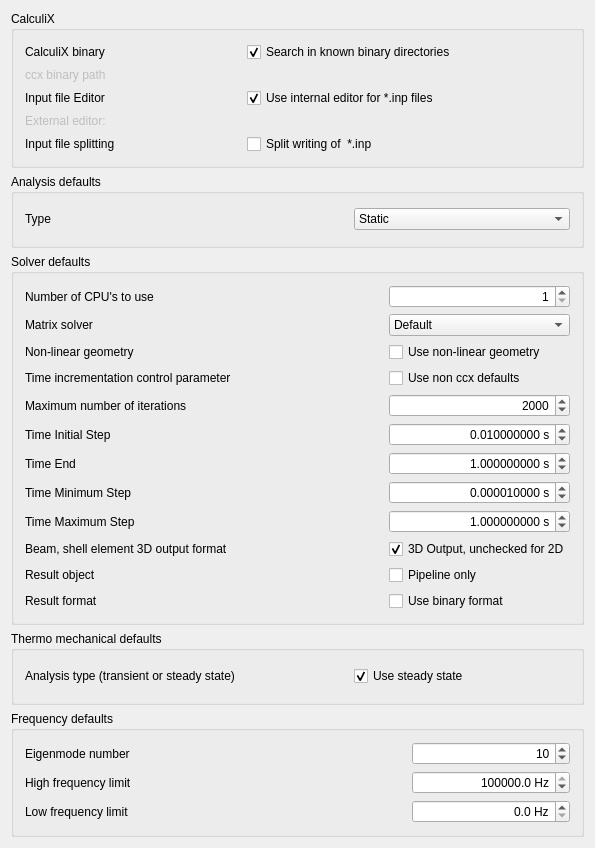
Qt form src/Mod/Fem/Gui/DlgSettingsFemCcx.ui (southseact-3d/fcd) before a commit.
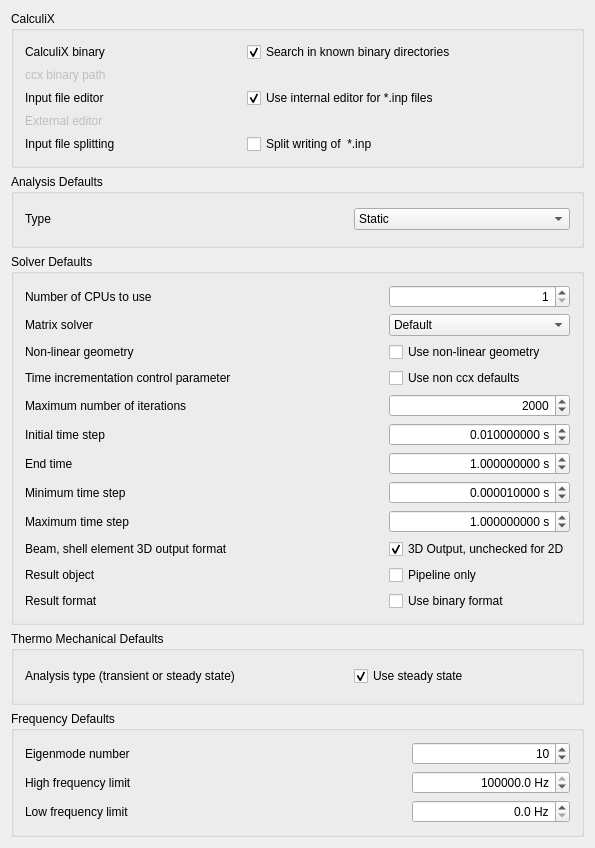
The same form after that commit. Icons and pictures are not drawn. Custom widgets are drawn as their Qt base class.

Patch:
```diff
--- a/src/Mod/Fem/Gui/DlgSettingsFemCcx.ui
+++ b/src/Mod/Fem/Gui/DlgSettingsFemCcx.ui
@@ -116,7 +116,7 @@
         <item row="4" column="0">
          <widget class="QLabel" name="l_editor">
           <property name="text">
-           <string>Input file Editor</string>
+           <string>Input file editor</string>
           </property>
          </widget>
         </item>
@@ -148,7 +148,7 @@
            </size>
           </property>
           <property name="text">
-           <string>External editor:</string>
+           <string>External editor</string>
           </property>
          </widget>
         </item>
@@ -199,7 +199,7 @@
    <item>
     <widget class="QGroupBox" name="gb_02_analysis_param">
      <property name="title">
-      <string>Analysis defaults</string>
+      <string>Analysis Defaults</string>
      </property>
      <layout class="QHBoxLayout" name="horizontalLayout_3">
       <item>
@@ -283,7 +283,7 @@
    <item>
     <widget class="QGroupBox" name="gb_03_solver_param">
      <property name="title">
-      <string>Solver defaults</string>
+      <string>Solver Defaults</string>
      </property>
      <layout class="QHBoxLayout" name="horizontalLayout_1">
       <item>
@@ -304,14 +304,14 @@
         <item row="5" column="0">
          <widget class="QLabel" name="l_ccx_initial_time_step">
           <property name="text">
-           <string>Time Initial Step</string>
+           <string>Initial time step</string>
           </property>
          </widget>
         </item>
         <item row="6" column="0">
          <widget class="QLabel" name="l_ccx_analysis_time">
           <property name="text">
-           <string>Time End</string>
+           <string>End time</string>
           </property>
          </widget>
         </item>
@@ -334,7 +334,7 @@
         <item row="0" column="0">
          <widget class="QLabel" name="l_ccx_numcpu">
           <property name="text">
-           <string>Number of CPU's to use</string>
+           <string>Number of CPUs to use</string>
           </property>
          </widget>
         </item>
@@ -525,7 +525,7 @@
         <item row="7" column="0">
          <widget class="QLabel" name="l_ccx_minimum_time_step">
           <property name="text">
-           <string>Time Minimum Step</string>
+           <string>Minimum time step</string>
           </property>
          </widget>
         </item>
@@ -655,7 +655,7 @@
         <item row="8" column="0">
          <widget class="QLabel" name="l_ccx_maximum_time_step">
           <property name="text">
-           <string>Time Maximum Step</string>
+           <string>Maximum time step</string>
           </property>
          </widget>
         </item>
@@ -721,7 +721,7 @@
    <item>
     <widget class="QGroupBox" name="gb_04_thermomech_params">
      <property name="title">
-      <string>Thermo mechanical defaults</string>
+      <string>Thermo Mechanical Defaults</string>
      </property>
      <layout class="QHBoxLayout" name="horizontalLayout_2">
       <item>
@@ -757,7 +757,7 @@
    <item>
     <widget class="QGroupBox" name="gb_05_frequercy_params">
      <property name="title">
-      <string>Frequency defaults</string>
+      <string>Frequency Defaults</string>
      </property>
      <layout class="QVBoxLayout" name="verticalLayout">
       <item>
```
